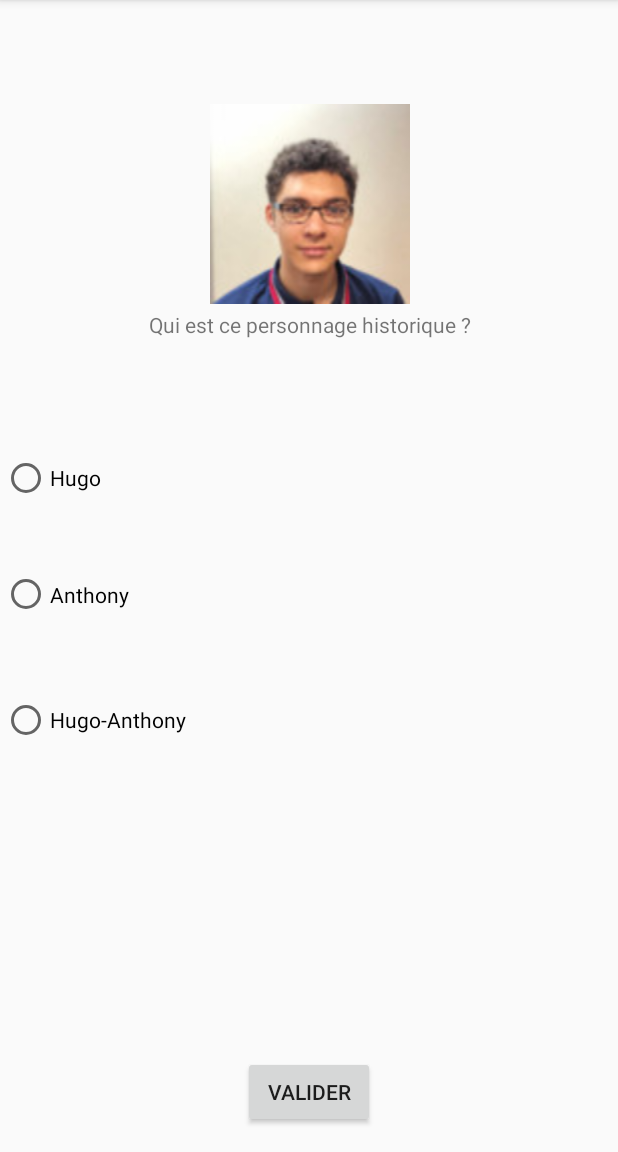
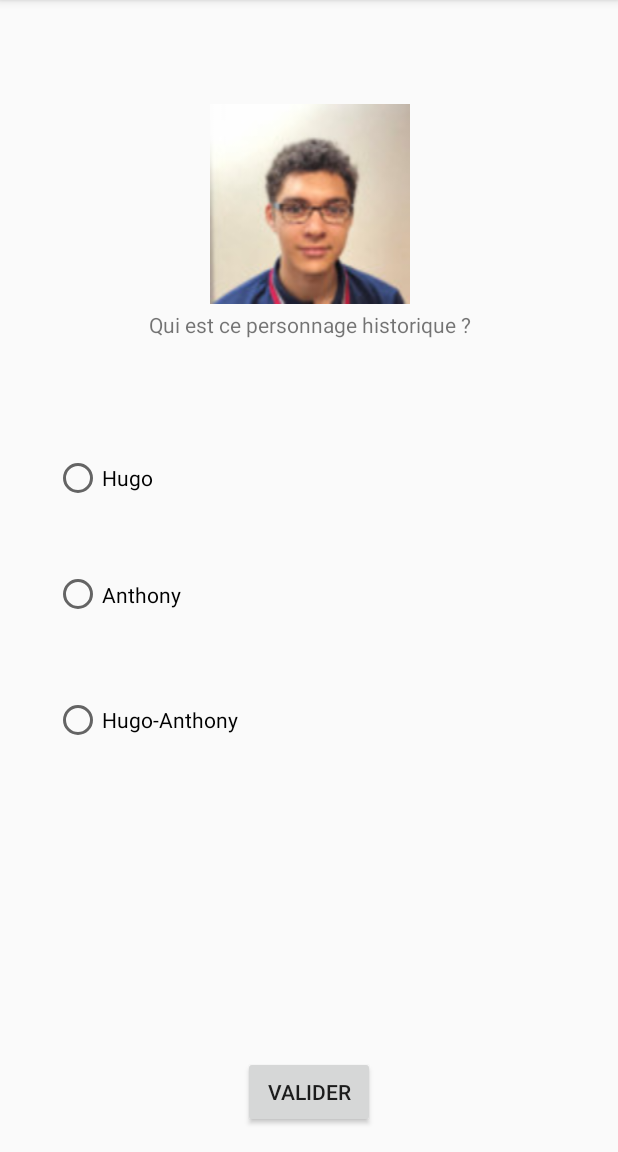
Before and after one commit to J4ckyLIM/Flash_Card, an Android app: the GameActivity screen opened directly, with no data from a screen before it, on a phone screen of 412 x 824 dp, the part 84-1236 px from its top. Run offline under Robolectric (Android 15) with nearby library versions, the phone set to English and light mode, and no system bars.

Commit message:
add button arrow

```diff
--- a/app/src/main/AndroidManifest.xml
+++ b/app/src/main/AndroidManifest.xml
@@ -10,7 +10,9 @@
         android:supportsRtl="true"
         android:theme="@style/AppTheme">
         <activity android:name=".SingleCardActivity"></activity>
-        <activity android:name=".CardListActivity" />
+        <activity
+            android:name=".CardListActivity"
+            android:parentActivityName=".MainActivity"/>
         <activity android:name=".ResultActivity" />
         <activity android:name=".GameActivity" />
         <activity
--- a/app/src/main/java/com/example/flash_card/CardListActivity.java
+++ b/app/src/main/java/com/example/flash_card/CardListActivity.java
@@ -20,6 +20,8 @@ public class CardListActivity extends AppCompatActivity implements CardAdapter.o
     protected void onCreate(Bundle savedInstanceState) {
         super.onCreate(savedInstanceState);
         setContentView(R.layout.activity_card_list);
+        setTitle("Toutes les questions");
+        getSupportActionBar().setDisplayHomeAsUpEnabled(true);
 
         for(int i = 0; i  < 20; i++){
             // Adding fake data (should be data from db or api)
--- a/app/src/main/java/com/example/flash_card/SingleCardActivity.java
+++ b/app/src/main/java/com/example/flash_card/SingleCardActivity.java
@@ -19,7 +19,7 @@ public class SingleCardActivity extends AppCompatActivity {
         setContentView(R.layout.activity_single_card);
 
         Intent srcIntent = getIntent();
-        int image = srcIntent.getIntExtra("image")
+        //int image = srcIntent.getIntExtra("image");
     }
 
 }
--- a/app/src/main/res/layout/activity_game.xml
+++ b/app/src/main/res/layout/activity_game.xml
@@ -64,6 +64,8 @@
         android:id="@+id/QuestionRadioGroup"
         android:layout_width="410dp"
         android:layout_height="275dp"
+        android:layout_marginStart="70dp"
+        android:layout_marginLeft="70dp"
         app:layout_constraintBottom_toTopOf="@+id/RepTextView"
         app:layout_constraintEnd_toEndOf="parent"
         app:layout_constraintStart_toStartOf="parent"
```
